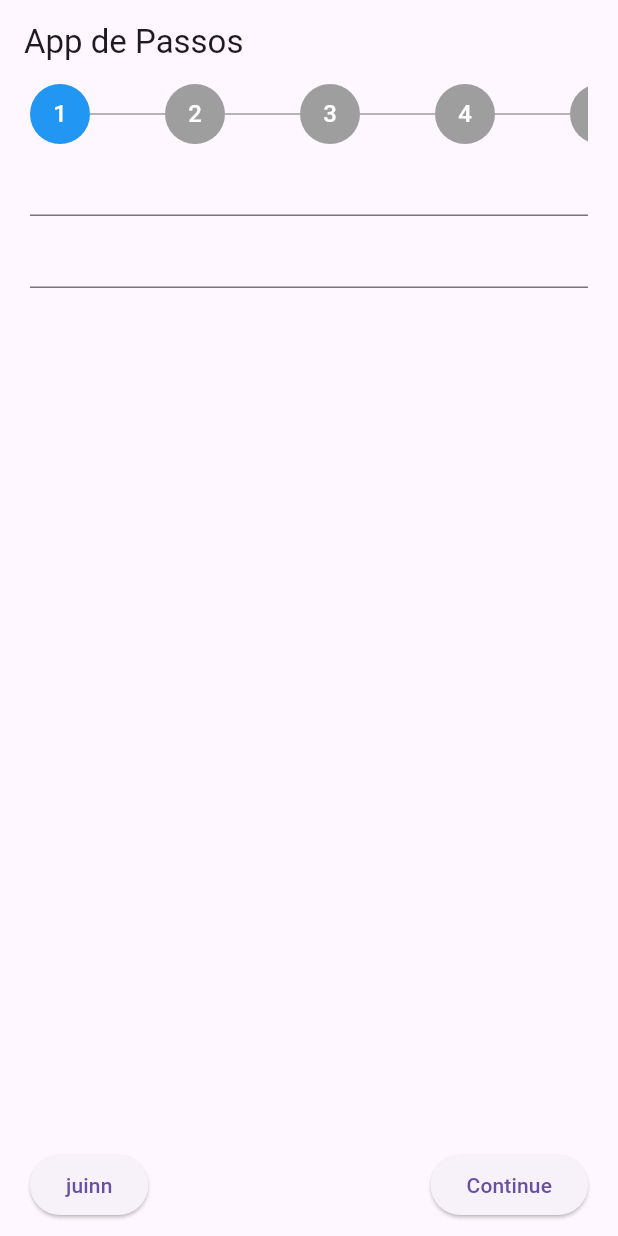
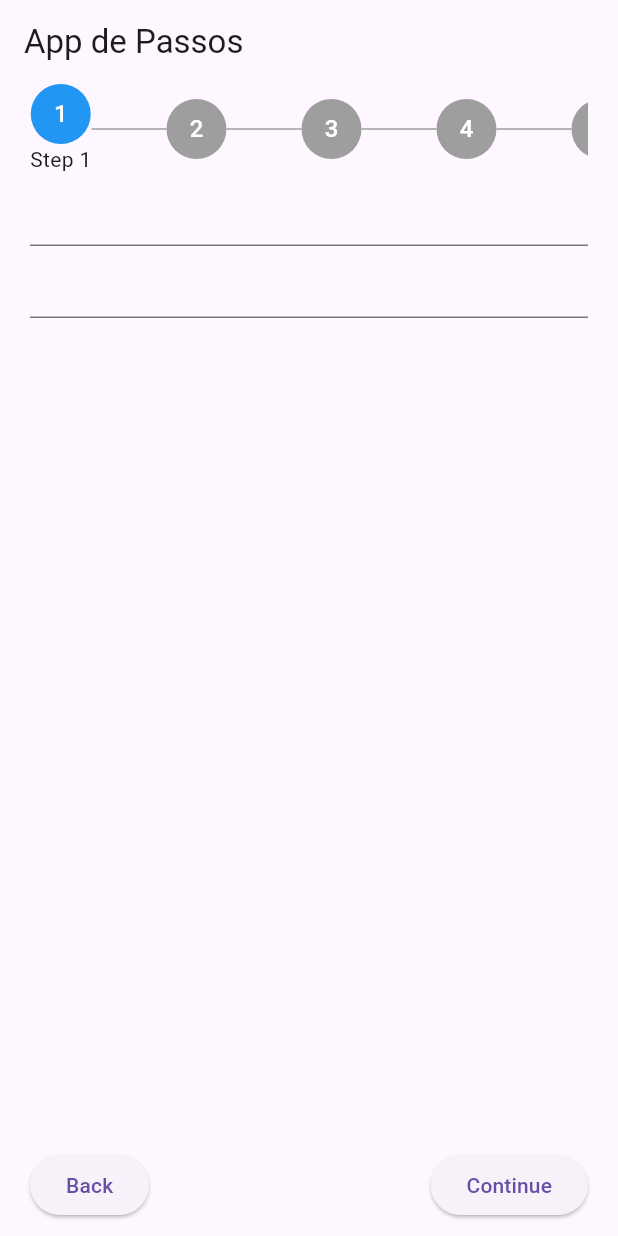
Before and after one commit to Felipe-Linhares/stepper_complete, a Flutter app: the screen it shows after launch, on a phone screen of 412 x 824 dp. Run offline on Flutter 3.47's test engine with Material 3 defaults, Android fonts, the phone set to English and light mode, and no system bars.

Commit message:
[STC-3] - Added title below indicator (#5)

```diff
--- a/example/lib/main.dart
+++ b/example/lib/main.dart
@@ -23,7 +23,6 @@ class _MyAppState extends State<MyApp> {
             title: const Text('App de Passos'),
           ),
           body: StepperCompleteBase(
-            titleStepBack: 'juinn',
             currentStep: currentStep,
             steps: List.generate(
               5,
--- a/lib/src/stepper_complete_base.dart
+++ b/lib/src/stepper_complete_base.dart
@@ -11,10 +11,10 @@ class StepperCompleteBase extends StatefulWidget {
   /// in a horizontal list.
   final List<Step> steps;
 
-  /// The [text] that is displayed when the user is on the last step.
+  /// The [text] that is displayed when the user is on the current step.
   final String? titleStepBack;
 
-  /// The [text] that is displayed when the user is on the last step.
+  /// The [text] that is displayed when the user is on the current step.
   final String? titleStepContinue;
 
   /// The [color] of the circle for the current step.
@@ -84,6 +84,8 @@ class _StepperCompleteBaseState extends State<StepperCompleteBase> {
 
                 return Row(
                   children: [
+                    Column(
+                      children: [
                         CircleAvatar(
                           radius: 20,
                           backgroundColor: isCurrentStep
@@ -97,12 +99,17 @@ class _StepperCompleteBaseState extends State<StepperCompleteBase> {
                               : (widget.currentStep == index
                                   ? Text(
                                       '${index + 1}',
-                                  style: const TextStyle(color: Colors.white),
+                                      style:
+                                          const TextStyle(color: Colors.white),
                                     )
                                   : const Icon(
                                       Icons.check,
                                       color: Colors.white,
                                     )),
+                        ),
+                        if (widget.currentStep == index)
+                          widget.steps[widget.currentStep].title
+                      ],
                     ),
                     if (index != widget.steps.length - 1)
                       Container(
--- a/pubspec.yaml
+++ b/pubspec.yaml
@@ -5,7 +5,7 @@ homepage:
 repository: https://github.com/Felipe-Linhares/stepper_complete
 
 environment:
-  sdk: '>=3.2.0 <4.0.0'
+  sdk: '>=3.0.5 <4.0.0'
   flutter: ">=1.17.0"
 
 dependencies:
```
Also changed, not shown: 1 other file. Lines whose indentation alone changed are shown as unchanged.
